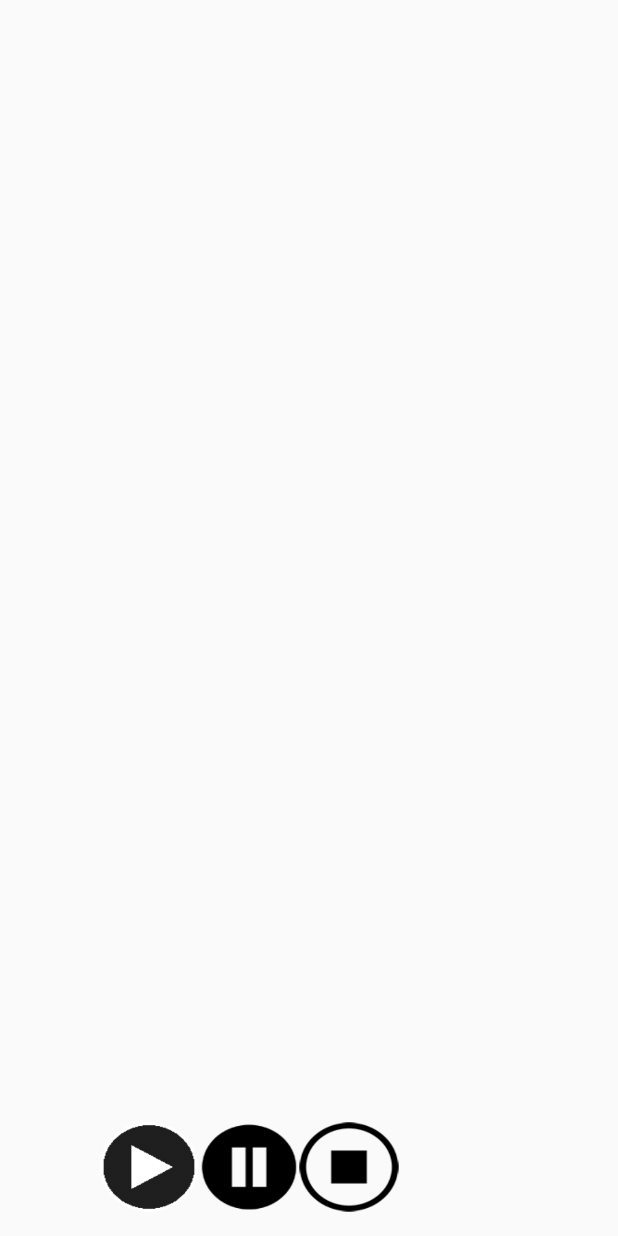
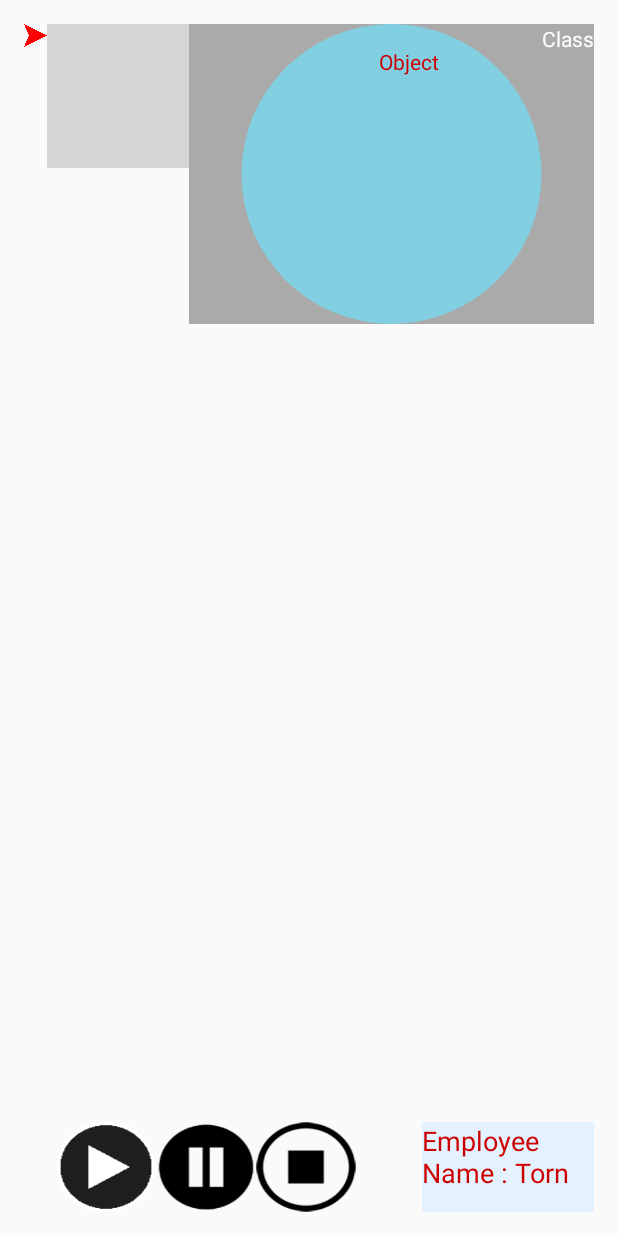
Before and after one commit to Misxy/AnimationJava, an Android app: the layout activity_dh_animation.xml on its own in the app's theme, with its tools: preview values and no code run, on a phone screen of 412 x 824 dp. Run offline under Robolectric (Android 15) with nearby library versions, the phone set to English and light mode, and no system bars.

Commit message:
11/26/2016 1.15.AM

```diff
--- a/app/src/main/AndroidManifest.xml
+++ b/app/src/main/AndroidManifest.xml
@@ -35,13 +35,16 @@
         <activity
             android:name=".Encap_Animation"
             android:screenOrientation="landscape">
+
+        </activity>
+        <activity android:name=".dh_animation"
+            android:screenOrientation="landscape">
             <intent-filter>
                 <action android:name="android.intent.action.MAIN" />
 
                 <category android:name="android.intent.category.LAUNCHER" />
             </intent-filter>
         </activity>
-        <activity android:name=".dh_animation"></activity>
     </application>
 
 </manifest>
--- a/app/src/main/res/layout/activity_dh_animation.xml
+++ b/app/src/main/res/layout/activity_dh_animation.xml
@@ -9,17 +9,64 @@
     android:paddingRight="@dimen/activity_horizontal_margin"
     android:paddingTop="@dimen/activity_vertical_margin"
     tools:context="com.example.john.project1.dh_animation">
+
+    <ScrollView
+        android:layout_width="250dp"
+        android:layout_alignParentTop="true"
+        android:layout_toEndOf="@+id/pointer_datahide"
+        android:id="@+id/sv_code"
+        android:layout_height="230dp">
+
+        <LinearLayout
+            android:layout_width="match_parent"
+            android:layout_height="wrap_content"
+            android:orientation="vertical" >
+
+            <ImageView
+                android:layout_width="match_parent"
+                android:layout_height="wrap_content"
+                android:src="@drawable/datahide_code"
+                android:id="@+id/code_Datahide"
+                android:scaleType="fitXY" />
+        </LinearLayout>
+    </ScrollView>
+    <LinearLayout
+        android:orientation="vertical"
+        android:layout_width="match_parent"
+        android:layout_height="match_parent"
+        android:layout_alignTop="@+id/linearLayout2"
+        android:id="@+id/output_layoutDH"
+        android:background="#E4F1FE"
+        android:layout_toEndOf="@+id/sv_code">
+
+        <TextView
+            android:text="Employee Name : Torn"
+            android:layout_width="match_parent"
+            android:layout_height="wrap_content"
+            android:id="@+id/output_reseultDH"
+            android:textSize="18sp"
+            android:textColor="@android:color/holo_red_dark" />
+    </LinearLayout>
+    <ImageView
+        android:layout_width="15dp"
+        android:src="@drawable/arrow"
+        android:layout_alignParentTop="true"
+        android:id="@+id/pointer_datahide"
+        android:layout_alignParentStart="true"
+        android:layout_height="15dp" />
+
     <LinearLayout
         android:orientation="horizontal"
         android:layout_height="60dp"
         android:layout_width="200dp"
+        android:layout_marginLeft="50dp"
+        android:id="@+id/linearLayout2"
         android:layout_alignParentBottom="true"
-        android:layout_alignStart="@+id/scrollView2"
-        android:layout_marginLeft="50dp"
-        android:id="@+id/linearLayout2">
+        android:layout_alignParentStart="true"
+        android:layout_marginStart="21dp">
 
         <ImageButton
-            android:id="@+id/playbtnEncap"
+            android:id="@+id/playbtnDatahide"
             android:layout_weight="1"
             android:background="@drawable/playbtn"
             android:layout_width="wrap_content"
@@ -28,15 +75,40 @@
         <ImageButton
             android:layout_width="wrap_content"
             android:layout_height="wrap_content"
-            android:id="@+id/pausebtnEncap"
+            android:id="@+id/pausebtnDatahide"
             android:layout_weight="1"
             android:background="@drawable/pausebtn" />
 
         <ImageButton
             android:layout_width="wrap_content"
             android:layout_height="wrap_content"
-            android:id="@+id/stopbtn_encap"
+            android:id="@+id/stopbtn_Datahide"
             android:layout_weight="1"
             android:background="@drawable/stopbtn" />
     </LinearLayout>
+    <ImageView
+        android:layout_width="270dp"
+        android:layout_height="200dp"
+        android:layout_alignParentTop="true"
+        android:layout_alignParentEnd="true"
+        android:id="@+id/class_DH"
+        android:background="@android:color/darker_gray"
+        android:src="@drawable/shape_circle_class" />
+    <TextView
+        android:text="Object"
+        android:layout_width="wrap_content"
+        android:layout_height="wrap_content"
+        android:layout_below="@+id/pointer_datahide"
+        android:layout_alignParentEnd="true"
+        android:layout_marginEnd="103dp"
+        android:id="@+id/object_DH_text"
+        android:textColor="@android:color/holo_red_dark" />
+    <TextView
+        android:text="Class"
+        android:layout_width="wrap_content"
+        android:layout_height="wrap_content"
+        android:layout_alignParentTop="true"
+        android:layout_alignParentEnd="true"
+        android:id="@+id/classDH_text"
+        android:textColor="@android:color/background_light" />
 </RelativeLayout>
```
Also changed, not shown: app/src/main/java/com/example/john/project1/Encap_Animation.java (+4 -4 lines), app/src/main/java/com/example/john/project1/dh_animation.java (+15 -0 lines), app/src/main/res/layout/activity_encap__animation.xml (+13 -13 lines).
